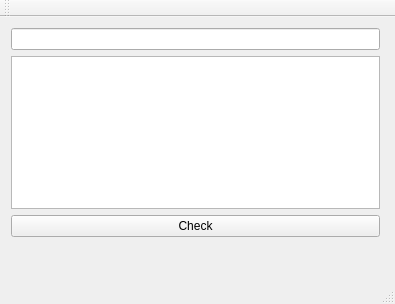
This is mainwindow.ui in dxqzhuang/CardChecker as Qt 5 draws it before an edit. The edited form follows.
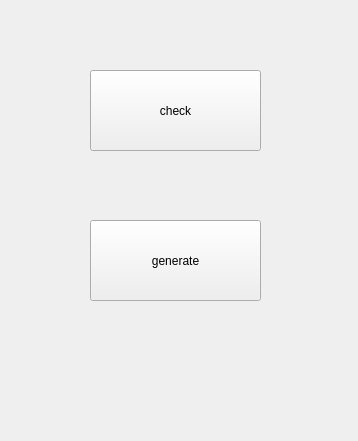
This is the edited form.

Patch:
```diff
--- a/mainwindow.ui
+++ b/mainwindow.ui
@@ -6,38 +6,39 @@
    <rect>
     <x>0</x>
     <y>0</y>
-    <width>395</width>
-    <height>304</height>
+    <width>358</width>
+    <height>441</height>
    </rect>
   </property>
   <property name="windowTitle">
    <string>MainWindow</string>
   </property>
   <widget class="QWidget" name="centralWidget">
-   <widget class="QWidget" name="gridLayoutWidget">
+   <widget class="QPushButton" name="window1_check_btn">
     <property name="geometry">
      <rect>
-      <x>0</x>
-      <y>0</y>
-      <width>391</width>
-      <height>231</height>
+      <x>90</x>
+      <y>70</y>
+      <width>171</width>
+      <height>81</height>
      </rect>
     </property>
-    <layout class="QGridLayout" name="gridLayout">
-     <item row="0" column="1">
-      <widget class="QLineEdit" name="inputField"/>
-     </item>
-     <item row="2" column="1">
-      <widget class="QPushButton" name="checkButton">
-       <property name="text">
-        <string>Check</string>
-       </property>
-      </widget>
-     </item>
-     <item row="1" column="1">
-      <widget class="QTextBrowser" name="outputField"/>
-     </item>
-    </layout>
+    <property name="text">
+     <string>check</string>
+    </property>
+   </widget>
+   <widget class="QPushButton" name="window1_generate_btn">
+    <property name="geometry">
+     <rect>
+      <x>90</x>
+      <y>220</y>
+      <width>171</width>
+      <height>81</height>
+     </rect>
+    </property>
+    <property name="text">
+     <string>generate</string>
+    </property>
    </widget>
   </widget>
   <widget class="QMenuBar" name="menuBar">
@@ -50,15 +51,6 @@
     </rect>
    </property>
   </widget>
-  <widget class="QToolBar" name="mainToolBar">
-   <attribute name="toolBarArea">
-    <enum>TopToolBarArea</enum>
-   </attribute>
-   <attribute name="toolBarBreak">
-    <bool>false</bool>
-   </attribute>
-  </widget>
-  <widget class="QStatusBar" name="statusBar"/>
  </widget>
  <layoutdefault spacing="6" margin="11"/>
  <resources/>
```
Left out of the diff: 4 changed lines with no effect on the pictures.
